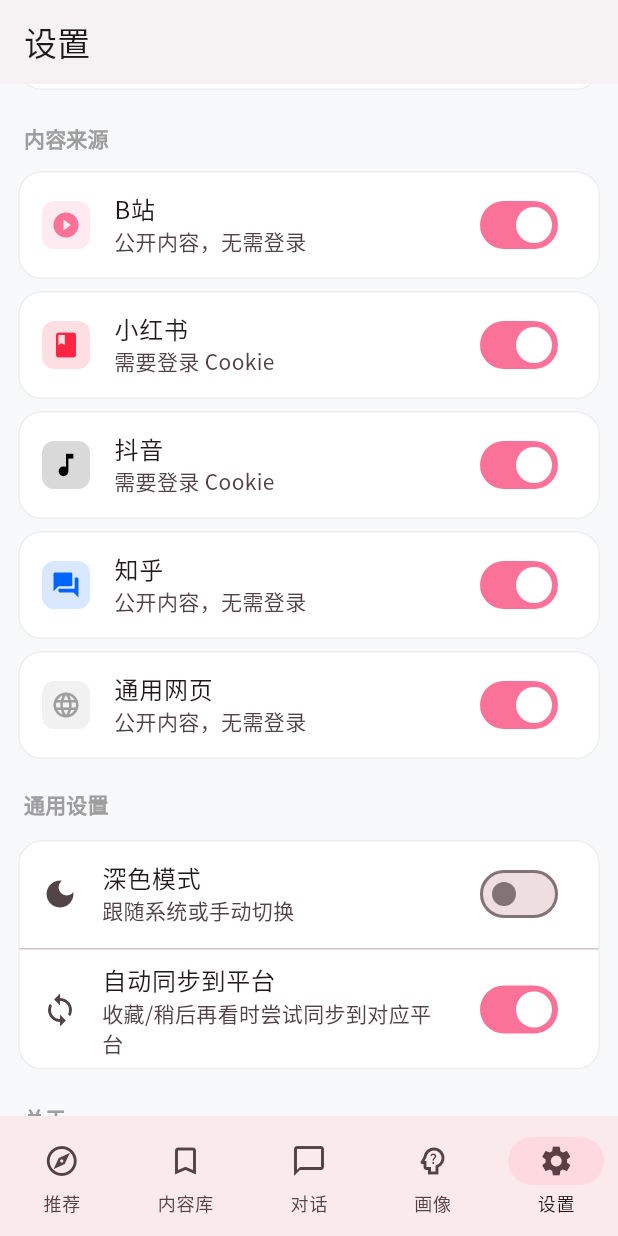
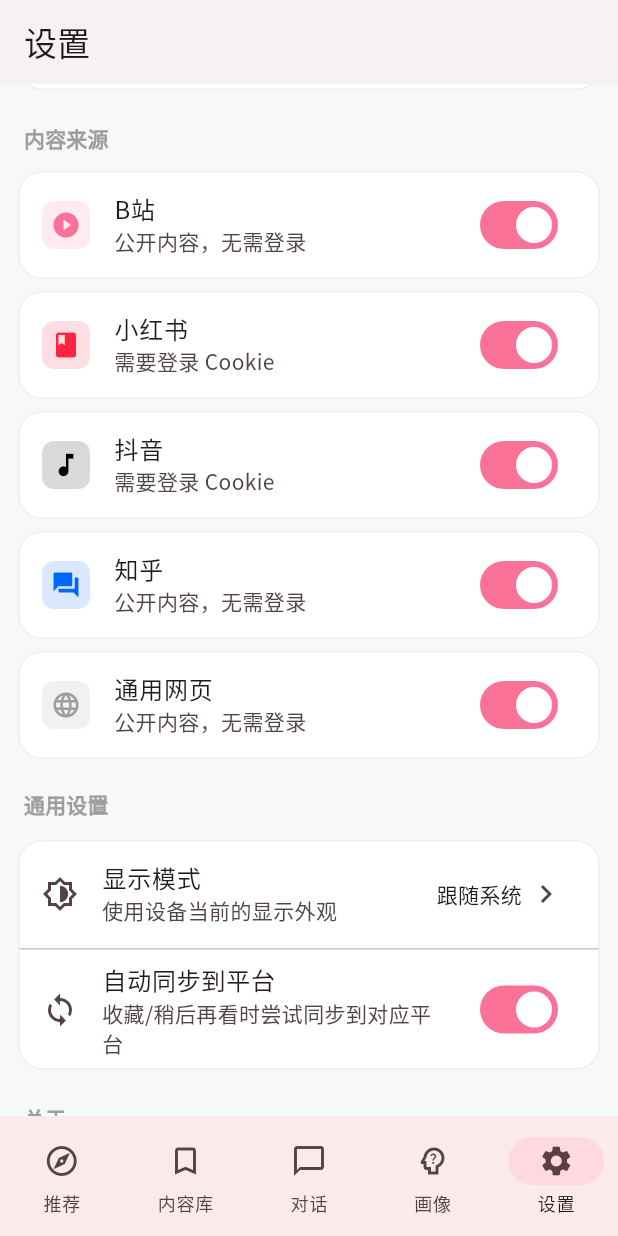
Before and after one commit to ZYJ882/fuguang, a Flutter app: the screen it shows after launch, item 5 of the bottom bar chosen, scrolled down 576 dp, on a phone screen of 412 x 824 dp. Run offline on Flutter 3.47's test engine with Material 3 defaults, Android fonts, the phone set to English and light mode, and no system bars; our stand-ins replace cached_network_image, flutter_secure_storage, google_fonts, sqflite; missing offline and left inert: android_intent_plus; accounts and stored records are empty; network calls fail.

Commit message:
feat: add system light dark theme preferences

```diff
--- a/lib/main.dart
+++ b/lib/main.dart
@@ -21,7 +21,8 @@ class FuguangApp extends StatelessWidget {
         ChangeNotifierProvider(create: (_) => ProfileProvider()),
         ChangeNotifierProvider(create: (_) => ChatProvider()),
         ChangeNotifierProvider(create: (_) => SavedProvider()),
-        ChangeNotifierProvider(create: (_) => SettingsProvider()),
+        ChangeNotifierProvider(
+            create: (_) => SettingsProvider()..loadSettings()),
       ],
       child: Consumer<SettingsProvider>(
         builder: (context, settings, _) {
@@ -30,7 +31,7 @@ class FuguangApp extends StatelessWidget {
             debugShowCheckedModeBanner: false,
             theme: AppTheme.lightTheme,
             darkTheme: AppTheme.darkTheme,
-            themeMode: settings.darkMode ? ThemeMode.dark : ThemeMode.system,
+            themeMode: settings.themeMode,
             home: const _AppInitializer(),
           );
         },
@@ -53,7 +54,8 @@ class _AppInitializer extends StatelessWidget {
             children: [
               const CircularProgressIndicator(),
               const SizedBox(height: 16),
-              Text(appState.error ?? '正在初始化...', style: const TextStyle(color: Colors.grey)),
+              Text(appState.error ?? '正在初始化...',
+                  style: const TextStyle(color: Colors.grey)),
             ],
           ),
         ),
--- a/lib/views/settings_view.dart
+++ b/lib/views/settings_view.dart
@@ -207,12 +207,22 @@ class _SettingsViewState extends State<SettingsView> {
             margin: const EdgeInsets.symmetric(horizontal: 12, vertical: 6),
             child: Column(
               children: [
-                SwitchListTile(
-                  title: const Text('深色模式'),
-                  subtitle: const Text('跟随系统或手动切换'),
-                  value: provider.darkMode,
-                  onChanged: (value) => provider.setDarkMode(value),
-                  secondary: const Icon(Icons.dark_mode),
+                ListTile(
+                  leading: const Icon(Icons.brightness_6_outlined),
+                  title: const Text('显示模式'),
+                  subtitle: Text(_themeModeDescription(provider.themeMode)),
+                  trailing: Row(
+                    mainAxisSize: MainAxisSize.min,
+                    children: [
+                      Text(
+                        _themeModeTitle(provider.themeMode),
+                        style: Theme.of(context).textTheme.bodyMedium,
+                      ),
+                      const SizedBox(width: 4),
+                      const Icon(Icons.chevron_right),
+                    ],
+                  ),
+                  onTap: () => _showThemeModePicker(provider.themeMode),
                 ),
                 const Divider(height: 1),
                 SwitchListTile(
@@ -233,7 +243,7 @@ class _SettingsViewState extends State<SettingsView> {
                 const ListTile(
                   leading: Icon(Icons.info_outline),
                   title: Text('浮光'),
-                  subtitle: Text('v0.3.211 · 纯本地运行 · 无需服务器'),
+                  subtitle: Text('v0.3.212 · 纯本地运行 · 无需服务器'),
                 ),
                 const Divider(height: 1),
                 ListTile(
@@ -460,6 +470,67 @@ class _SettingsViewState extends State<SettingsView> {
     }
   }
 
+  String _themeModeTitle(ThemeMode mode) {
+    switch (mode) {
+      case ThemeMode.system:
+        return '跟随系统';
+      case ThemeMode.dark:
+        return '深色模式';
+      case ThemeMode.light:
+        return '浅色模式';
+    }
+  }
+
+  String _themeModeDescription(ThemeMode mode) {
+    switch (mode) {
+      case ThemeMode.system:
+        return '使用设备当前的显示外观';
+      case ThemeMode.dark:
+        return '始终使用深色界面';
+      case ThemeMode.light:
+        return '始终使用浅色界面';
+    }
+  }
+
+  Future<void> _showThemeModePicker(ThemeMode currentMode) async {
+    final selected = await showDialog<ThemeMode>(
+      context: context,
+      builder: (dialogContext) => AlertDialog(
+        title: const Text('选择显示模式'),
+        contentPadding: const EdgeInsets.only(top: 8),
+        content: Column(
+          mainAxisSize: MainAxisSize.min,
+          children: [
+            RadioListTile<ThemeMode>(
+              value: ThemeMode.system,
+              groupValue: currentMode,
+              title: const Text('跟随系统'),
+              subtitle: const Text('自动使用设备当前的深色或浅色外观'),
+              onChanged: (mode) => Navigator.pop(dialogContext, mode),
+            ),
+            RadioListTile<ThemeMode>(
+              value: ThemeMode.dark,
+              groupValue: currentMode,
+              title: const Text('深色模式'),
+              subtitle: const Text('始终使用深色界面'),
+              onChanged: (mode) => Navigator.pop(dialogContext, mode),
+            ),
+            RadioListTile<ThemeMode>(
+              value: ThemeMode.light,
+              groupValue: currentMode,
+              title: const Text('浅色模式'),
+              subtitle: const Text('始终使用浅色界面'),
+              onChanged: (mode) => Navigator.pop(dialogContext, mode),
+            ),
+          ],
+        ),
+      ),
+    );
+    if (selected != null && mounted) {
+      await context.read<SettingsProvider>().setThemeMode(selected);
+    }
+  }
+
   void _showCookieInput(String platform, String label) {
     final controller = TextEditingController();
     showDialog(
--- a/pubspec.yaml
+++ b/pubspec.yaml
@@ -1,7 +1,7 @@
 name: fuguang
 description: 浮光——纯本地运行的跨平台个性化内容推荐应用
 publish_to: 'none'
-version: 0.3.211+4
+version: 0.3.212+5
 
 environment:
   sdk: '>=3.3.0 <4.0.0'
```
Also changed, not shown: lib/providers/app_providers.dart (+31 -6 lines).
